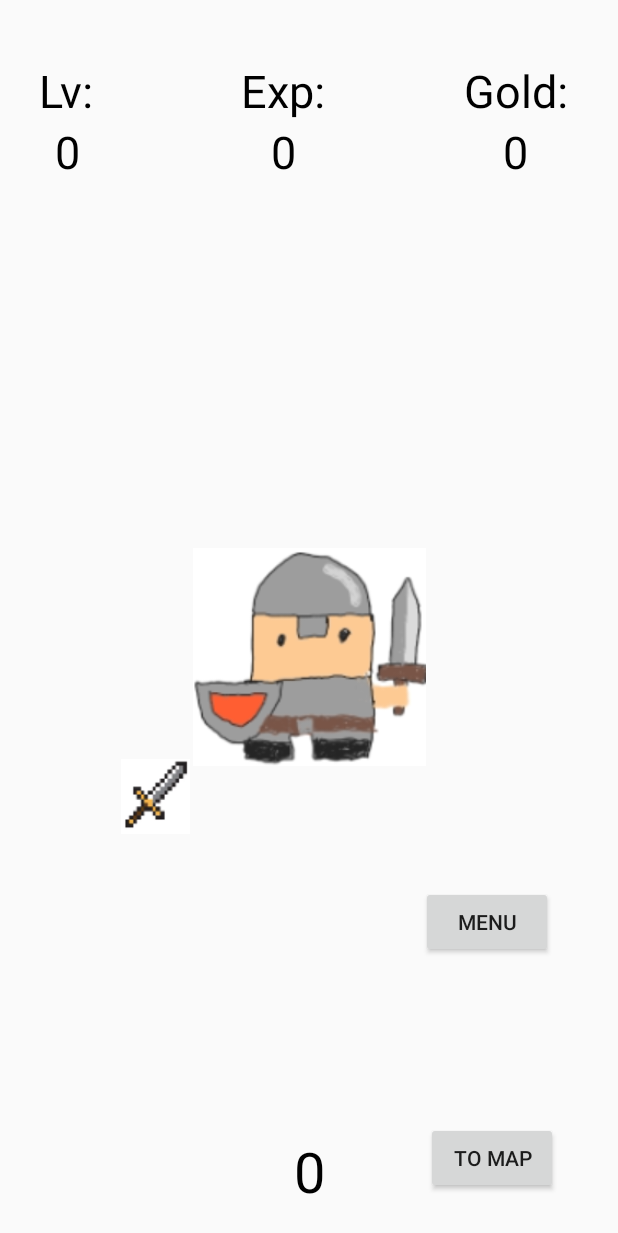
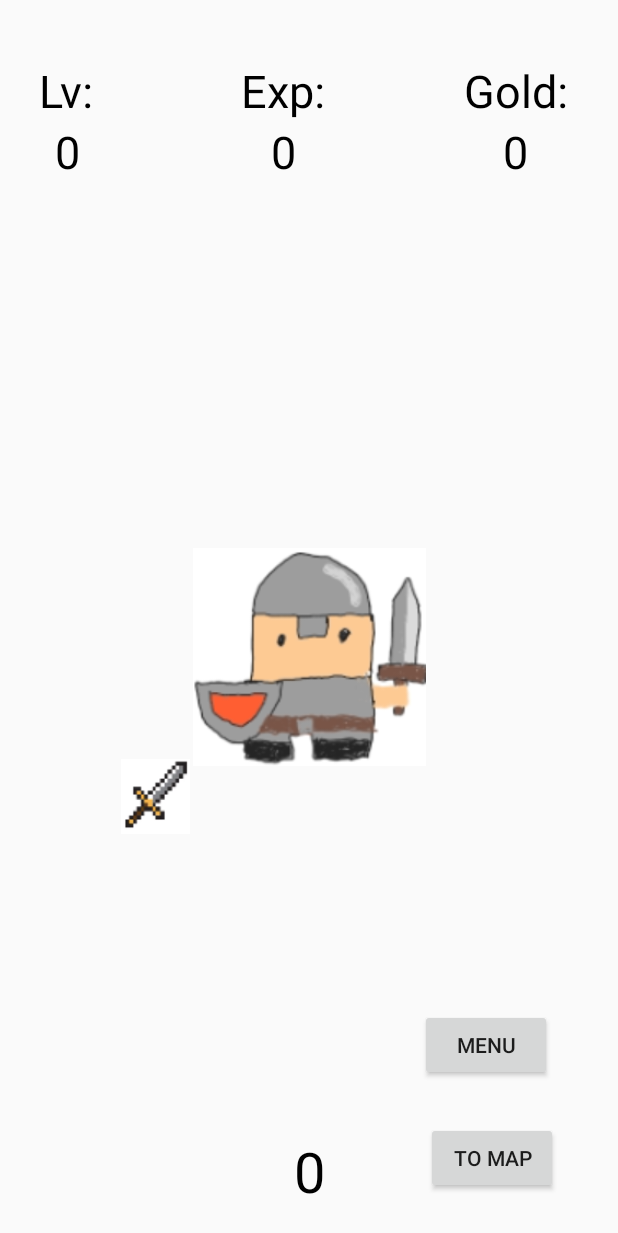
Before and after one commit to baggatbt/stepApp, an Android app: the screen it shows after launch (MainActivity), on a phone screen of 412 x 824 dp. Shown: the top 1233 px of the screen. Run offline under Robolectric (Android 15) with nearby library versions, the phone set to English and light mode, and no system bars.

Commit message:
Added menu to main screen

```diff
--- a/app/src/main/java/com/example/myapplication/ui/main/Skill.kt
+++ b/app/src/main/java/com/example/myapplication/ui/main/Skill.kt
@@ -16,7 +16,7 @@ class Skill() {
         fun defend(player: Player) {
             player.defense++
             GlobalScope.launch {
-                delay(2000L)
+                delay(500L)
                 player.defense--
             }
         }
--- a/app/src/main/res/layout/activity_main.xml
+++ b/app/src/main/res/layout/activity_main.xml
@@ -28,13 +28,14 @@
         android:layout_width="wrap_content"
         android:layout_height="wrap_content"
         android:layout_marginTop="508dp"
-        android:layout_marginEnd="43dp"
+        android:layout_marginEnd="44dp"
         android:layout_marginBottom="103dp"
         android:onClick="showMenu"
         android:text="Menu"
         app:layout_constraintBottom_toBottomOf="parent"
         app:layout_constraintEnd_toEndOf="parent"
-        app:layout_constraintTop_toTopOf="parent" />
+        app:layout_constraintTop_toTopOf="parent"
+        app:layout_constraintVertical_bias="1.0" />
 
     <TextView
         android:id="@+id/expText"
```
